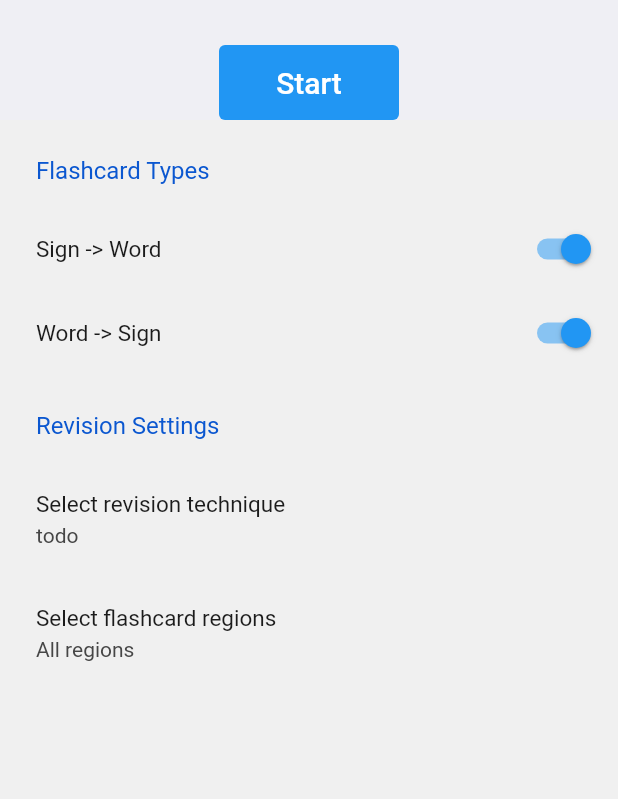
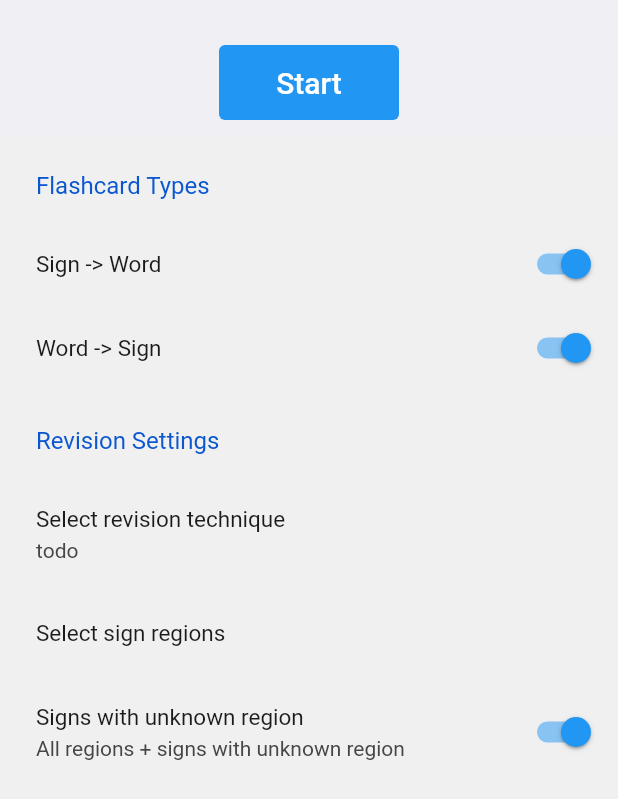
Before and after one commit to banool/auslan_dictionary, a Flutter app: the FlashcardsLandingPage widget shown alone on an empty page, opened directly with empty values, on a phone screen of 412 x 824 dp. Shown: the top 799 px of the screen. Run offline on Flutter 3.47's test engine with Material 2 defaults, Android fonts, the phone set to English and light mode, and no system bars; drawn by our look-alikes of settings_ui; our stand-ins replace carousel_slider, dots_indicator, flutter_cache_manager, multi_select_flutter, shared_preferences, video_player; missing offline and left inert: edit_distance, launch_review, mailto; accounts and stored records are empty; network calls fail; project files that could hold a hidden picture were left out.

Commit message:
Add option to show unknown region signs

```diff
--- a/lib/flashcards_page.dart
+++ b/lib/flashcards_page.dart
@@ -17,9 +17,12 @@ import 'types.dart';
 // - In the flashcards app bar have a history button to see a summary of previous flashcard sessions.
 // - In the settings, let people choose between random revision and spaced repetition, and in order (alphabetical or insertion order).
 // - Add option to choose limit, like x cards at a time.
+// - Show user an error message when they hit start if their region filters mean
+//   there are no words left, explaining the situation.
 
 const String KEY_SIGN_TO_WORD = "sign_to_word";
 const String KEY_WORD_TO_SIGN = "word_to_sign";
+const String KEY_USE_UNKNOWN_REGION_SIGNS = "use_unknown_region_signs";
 
 class FlashcardsPageController {
   bool isMounted = false;
@@ -58,13 +61,16 @@ class _FlashcardsLandingPageState extends State<FlashcardsLandingPage> {
   late final bool initialValueSignToWord;
   late final bool initialValueWordToSign;
 
-  void onPrefSwitch(String key, bool newValue) {
+  void onPrefSwitch(String key, bool newValue,
+      {bool influencesStartValidity = true}) {
     setState(() {
       sharedPreferences.setBool(key, newValue);
+      if (influencesStartValidity) {
         if (newValue) {
           numEnabledFlashcardTypes += 1;
         } else {
           numEnabledFlashcardTypes -= 1;
+        }
       }
     });
   }
@@ -101,8 +107,16 @@ class _FlashcardsLandingPageState extends State<FlashcardsLandingPage> {
         .map((e) => Region.values[e].pretty)
         .toList()
         .join(", ");
+
+    bool useUnknownRegionSigns =
+        sharedPreferences.getBool(KEY_USE_UNKNOWN_REGION_SIGNS) ?? true;
+
     if (regionsString == "") {
       regionsString = "All regions";
+    }
+
+    if (useUnknownRegionSigns) {
+      regionsString += " + signs with unknown region";
     }
 
     List<AbstractSettingsSection?> sections = [
@@ -151,13 +165,14 @@ class _FlashcardsLandingPageState extends State<FlashcardsLandingPage> {
             ),
           ),
           SettingsTile.navigation(
-            title: getText("Select flashcard regions"),
+            title: getText("Select sign regions"),
             trailing: Container(),
             onPressed: (BuildContext context) async {
               await showDialog(
                 context: context,
                 builder: (ctx) {
                   return MultiSelectDialog(
+                    listType: MultiSelectListType.CHIP,
                     title: Text("Regions"),
                     items: Region.values
                         .map((e) => MultiSelectItem(e.index, e.pretty))
@@ -173,6 +188,16 @@ class _FlashcardsLandingPageState extends State<FlashcardsLandingPage> {
                 },
               );
             },
+          ),
+          SettingsTile.switchTile(
+            title: Text(
+              'Signs with unknown region',
+              style: TextStyle(fontSize: 15),
+            ),
+            initialValue: useUnknownRegionSigns,
+            onToggle: (newValue) => onPrefSwitch(
+                KEY_USE_UNKNOWN_REGION_SIGNS, newValue,
+                influencesStartValidity: false),
             description: Text(
               regionsString,
               textAlign: TextAlign.center,
@@ -211,9 +236,8 @@ class _FlashcardsLandingPageState extends State<FlashcardsLandingPage> {
         crossAxisAlignment: CrossAxisAlignment.center,
         children: [
           Padding(
-            padding: EdgeInsets.only(top: 30),
-          ),
-          TextButton(
+              padding: EdgeInsets.only(top: 30, bottom: 10),
+              child: TextButton(
                 child: Text(
                   "Start",
                   textAlign: TextAlign.center,
@@ -229,11 +253,12 @@ class _FlashcardsLandingPageState extends State<FlashcardsLandingPage> {
                       }
                     },
                   ),
-              foregroundColor: MaterialStateProperty.all<Color>(Colors.white),
+                  foregroundColor:
+                      MaterialStateProperty.all<Color>(Colors.white),
                   minimumSize: MaterialStateProperty.all<Size>(Size(120, 50)),
                 ),
                 onPressed: onPressedStart,
-          ),
+              )),
           Expanded(child: settings),
         ],
       )),
--- a/lib/main.dart
+++ b/lib/main.dart
@@ -21,8 +21,8 @@ Future<void> main() async {
       (() async => sharedPreferences = await SharedPreferences.getInstance())(),
 
       // Check knobs.
-      (() async =>
-          enableFlashcardsKnob = await readKnob("enable_flashcards", false))(),
+      (() async => enableFlashcardsKnob =
+          await readKnob("enable_flashcards", false) || true)(),
       (() async => downloadWordsDataKnob =
           await readKnob("download_words_data", false))(),
 
--- a/pubspec.yaml
+++ b/pubspec.yaml
@@ -15,7 +15,7 @@ publish_to: 'none' # Remove this line if you wish to publish to pub.dev
 # In iOS, build-name is used as CFBundleShortVersionString while build-number used as CFBundleVersion.
 # Read more about iOS versioning at
 # https://developer.apple.com/library/archive/documentation/General/Reference/InfoPlistKeyReference/Articles/CoreFoundationKeys.html
-version: 1.6.41+488
+version: 1.6.42+489
 
 environment:
   sdk: '>=2.12.0 <3.0.0'
```
Lines whose indentation alone changed are shown as unchanged.
